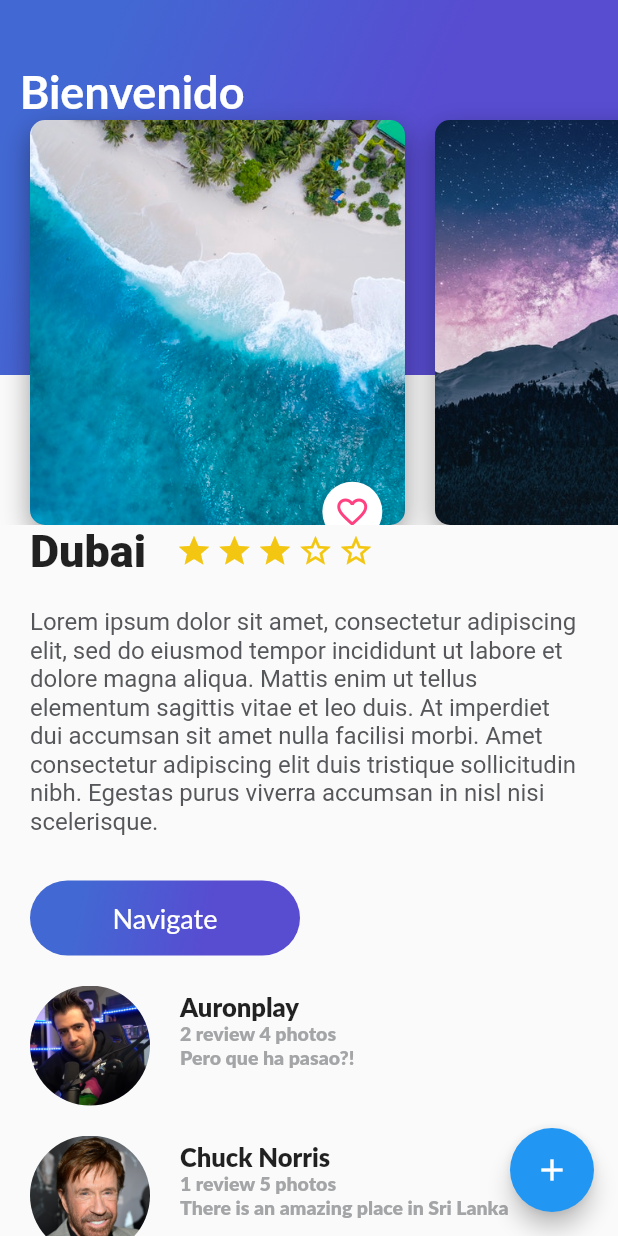
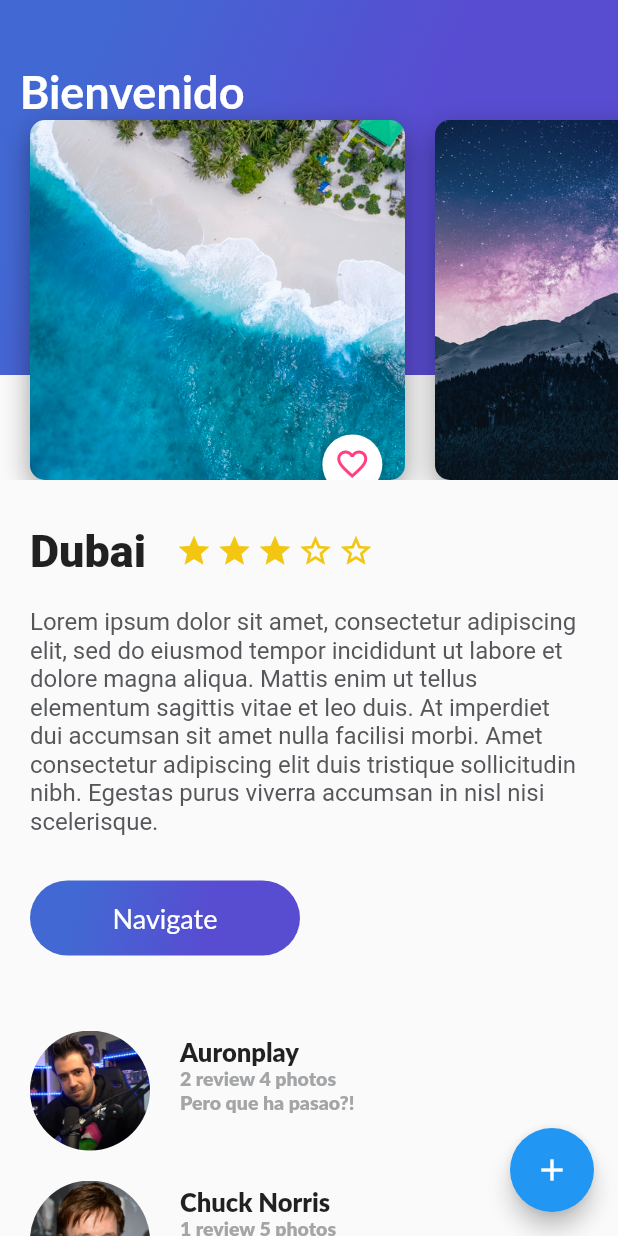
Before and after one commit to DavidCMejia/flutterTrips, a Flutter app: the screen it shows after launch, on a phone screen of 412 x 824 dp. Run offline on Flutter 3.47's test engine with Material 2 defaults, Android fonts, the phone set to English and light mode, and no system bars; Roboto replaces fonts that are missing (Lato).

Commit message:
creando boton y depurando const

```diff
--- a/lib/button_purple.dart
+++ b/lib/button_purple.dart
@@ -1,25 +1,28 @@
 import 'package:flutter/material.dart';
 
 class ButtonPurple extends StatelessWidget {
-  String buttonText = "Navigate";
-  ButtonPurple(this.buttonText, {super.key});
+  final String buttonText;
+
+  const ButtonPurple(this.buttonText, {super.key});
 
   @override
   Widget build(BuildContext context) {
-    return InkWell(
+    return Container(
+      margin: const EdgeInsets.only(
+        top: 30.0,
+        left: 20.0,
+        right: 20.0,
+        bottom: 30.0,
+      ),
+      child: InkWell(
         onTap: () {
           ScaffoldMessenger.of(context).showSnackBar(
             const SnackBar(
-            content: Text("Navegando"),
+              content: Text('Navegando...'),
             ),
           );
         },
         child: Container(
-        margin: const EdgeInsets.only(
-          top: 30.0,
-          left: 20.0,
-          right: 20.0,
-        ),
           height: 50.0,
           width: 180.0,
           decoration: BoxDecoration(
@@ -40,10 +43,12 @@ class ButtonPurple extends StatelessWidget {
               buttonText,
               style: const TextStyle(
                 fontSize: 18.0,
-            fontFamily: "Lato",
+                fontFamily: 'Lato',
                 color: Colors.white,
               ),
-        )),
+            ),
+          ),
+        ),
       ),
     );
   }
--- a/lib/card_image.dart
+++ b/lib/card_image.dart
@@ -1,8 +1,8 @@
 import 'package:flutter/material.dart';
 
 class CardImage extends StatelessWidget {
-  String pathImage = "assets/img/beach.jpeg";
-  CardImage(this.pathImage, {super.key});
+  final String pathImage;
+  const CardImage(this.pathImage, {super.key});
   @override
   Widget build(BuildContext context) {
     final card = Container(
--- a/lib/card_image_list.dart
+++ b/lib/card_image_list.dart
@@ -6,10 +6,10 @@ class CardImageList extends StatelessWidget {
   @override
   Widget build(BuildContext context) {
     return SizedBox(
-      height: 350.0,
+      height: 320.0,
       child: ListView(
         scrollDirection: Axis.horizontal,
-        children: <Widget>[
+        children: const <Widget>[
           CardImage("assets/img/beach.jpeg"),
           CardImage("assets/img/mountain_stars.jpeg"),
           CardImage("assets/img/river.jpeg"),
--- a/lib/description_place.dart
+++ b/lib/description_place.dart
@@ -4,13 +4,13 @@ import 'dart:developer';
 import 'package:fluttertest/button_purple.dart';
 
 class DescriptionPlace extends StatelessWidget {
-  String descriptionDummy =
+  final String descriptionDummy =
       "Lorem ipsum dolor sit amet, consectetur adipiscing elit, sed do eiusmod tempor incididunt ut labore et dolore magna aliqua. Mattis enim ut tellus elementum sagittis vitae et leo duis. At imperdiet dui accumsan sit amet nulla facilisi morbi. Amet consectetur adipiscing elit duis tristique sollicitudin nibh. Egestas purus viverra accumsan in nisl nisi scelerisque.";
-  String namePlace;
-  double stars;
-  String descriptionPlace;
+  final String namePlace;
+  final double stars;
+  final String descriptionPlace;
 
-  DescriptionPlace(this.namePlace, this.stars, this.descriptionPlace,
+  const DescriptionPlace(this.namePlace, this.stars, this.descriptionPlace,
       {super.key});
   @override
   Widget build(BuildContext context) {
@@ -107,7 +107,11 @@ class DescriptionPlace extends StatelessWidget {
 
     return Column(
       crossAxisAlignment: CrossAxisAlignment.start,
-      children: <Widget>[titleStars, description, ButtonPurple('Navigate')],
+      children: <Widget>[
+        titleStars,
+        description,
+        const ButtonPurple('Navigate')
+      ],
     );
   }
 }
--- a/lib/gradient_back.dart
+++ b/lib/gradient_back.dart
@@ -1,8 +1,8 @@
 import 'package:flutter/material.dart';
 
 class GradientBack extends StatelessWidget {
-  String title = "Popular";
-  GradientBack(this.title, {super.key});
+  final String title;
+  const GradientBack(this.title, {super.key});
   @override
   Widget build(BuildContext context) {
     return Container(
--- a/lib/header_appbar.dart
+++ b/lib/header_appbar.dart
@@ -8,7 +8,7 @@ class HeaderAppBar extends StatelessWidget {
   @override
   Widget build(BuildContext context) {
     return Stack(
-      children: [GradientBack("Bienvenido"), const CardImageList()],
+      children: const [GradientBack("Bienvenido"), CardImageList()],
     );
   }
 }
--- a/lib/review.dart
+++ b/lib/review.dart
@@ -1,12 +1,13 @@
 import 'package:flutter/material.dart';
 
 class Review extends StatelessWidget {
-  String pathImage = "assets/img/people.jpg";
-  String name = "Varuna Yasas";
-  String details = "1 review 5 photos";
-  String comment = "There is an amazing place in Sri Lanka";
+  final String pathImage;
+  final String name;
+  final String details;
+  final String comment;
 
-  Review(this.pathImage, this.name, this.details, this.comment, {super.key});
+  const Review(this.pathImage, this.name, this.details, this.comment,
+      {super.key});
 
   @override
   Widget build(BuildContext context) {
--- a/lib/review_list.dart
+++ b/lib/review_list.dart
@@ -9,7 +9,7 @@ class ReviewList extends StatelessWidget {
   Widget build(BuildContext context) {
     return Column(
       crossAxisAlignment: CrossAxisAlignment.start,
-      children: <Widget>[
+      children: const <Widget>[
         Review("assets/img/people3.jpg", "Auronplay", "2 review 4 photos",
             "Pero que ha pasao?!"),
         Review("assets/img/people.jpg", "Chuck Norris", "1 review 5 photos",
```
Lines whose indentation alone changed are shown as unchanged.
